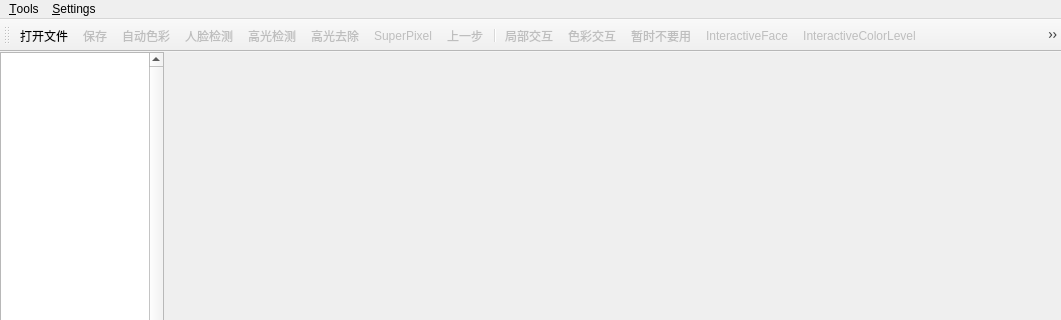
Before: the Qt Designer form imageprocesssystem.ui in wendy260310/ImageProcessSystem, drawn with Qt 5; both pictures show x 0 to 1061 and y 0 to 320 of the 1061 by 727 pixel window.
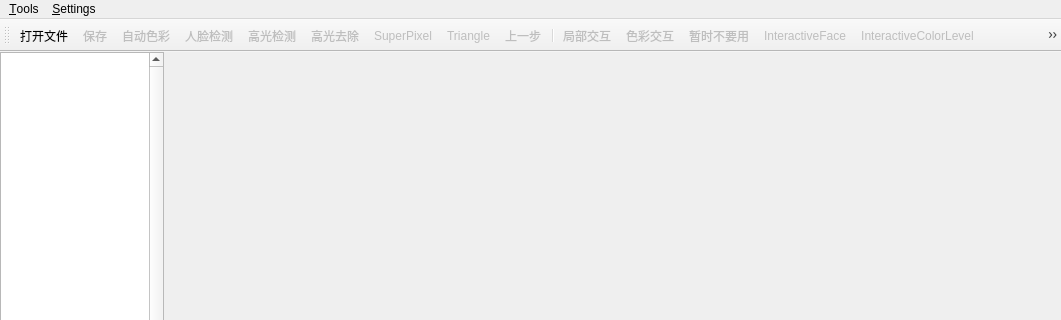
After: the same form once the commit is applied. Icons and pictures are not drawn.

Patch:
```diff
--- a/imageprocesssystem.ui
+++ b/imageprocesssystem.ui
@@ -113,6 +113,7 @@
    <addaction name="actionHighLightDetection"/>
    <addaction name="actionHighlightRemoval"/>
    <addaction name="actionSuperPixel"/>
+   <addaction name="actionTriangle"/>
    <addaction name="actionCancel"/>
    <addaction name="separator"/>
    <addaction name="actionInteractiveLocalEnhencement"/>
@@ -121,6 +122,7 @@
    <addaction name="actionInteractiveFace"/>
    <addaction name="actionInteractiveColorLevel"/>
    <addaction name="actionInteractiveColorBalance"/>
+   <addaction name="actionInteractiveTriangle"/>
    <addaction name="actionSwitch"/>
   </widget>
   <widget class="QStatusBar" name="statusBar">
@@ -344,6 +346,30 @@
     <string>SuperPixel</string>
    </property>
   </action>
+  <action name="actionInteractiveTriangle">
+   <property name="enabled">
+    <bool>false</bool>
+   </property>
+   <property name="icon">
+    <iconset resource="imageprocesssystem.qrc">
+     <normaloff>:/pictures/trianglnoteselected.jpg</normaloff>:/pictures/trianglnoteselected.jpg</iconset>
+   </property>
+   <property name="text">
+    <string>InteractiveTriangle</string>
+   </property>
+  </action>
+  <action name="actionTriangle">
+   <property name="enabled">
+    <bool>false</bool>
+   </property>
+   <property name="icon">
+    <iconset resource="imageprocesssystem.qrc">
+     <normaloff>:/pictures/triangleicon.jpg</normaloff>:/pictures/triangleicon.jpg</iconset>
+   </property>
+   <property name="text">
+    <string>Triangle</string>
+   </property>
+  </action>
  </widget>
  <layoutdefault spacing="6" margin="11"/>
  <resources>
```
